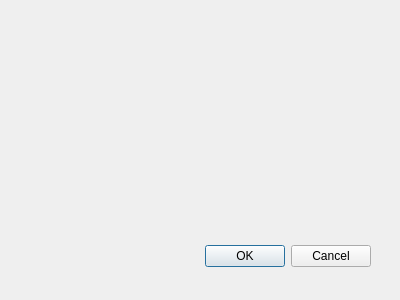
Old version of the form login.ui in the repository Shaoor-Munir/LibraryManagementSystem.
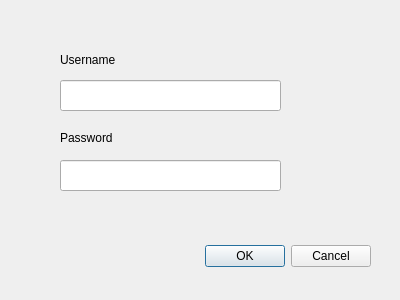
New version of the form. Icons and pictures are not drawn.

The edit to the form file:
```diff
--- a/login.ui
+++ b/login.ui
@@ -31,6 +31,58 @@
     <set>QDialogButtonBox::Cancel|QDialogButtonBox::Ok</set>
    </property>
   </widget>
+  <widget class="QLabel" name="label">
+   <property name="geometry">
+    <rect>
+     <x>60</x>
+     <y>50</y>
+     <width>111</width>
+     <height>20</height>
+    </rect>
+   </property>
+   <property name="styleSheet">
+    <string notr="true">font: 12pt &quot;MS Shell Dlg 2&quot;;</string>
+   </property>
+   <property name="text">
+    <string>Username</string>
+   </property>
+  </widget>
+  <widget class="QLabel" name="label_2">
+   <property name="geometry">
+    <rect>
+     <x>60</x>
+     <y>130</y>
+     <width>91</width>
+     <height>16</height>
+    </rect>
+   </property>
+   <property name="styleSheet">
+    <string notr="true">font: 12pt &quot;MS Shell Dlg 2&quot;;</string>
+   </property>
+   <property name="text">
+    <string>Password</string>
+   </property>
+  </widget>
+  <widget class="QLineEdit" name="username">
+   <property name="geometry">
+    <rect>
+     <x>60</x>
+     <y>80</y>
+     <width>221</width>
+     <height>31</height>
+    </rect>
+   </property>
+  </widget>
+  <widget class="QLineEdit" name="password">
+   <property name="geometry">
+    <rect>
+     <x>60</x>
+     <y>160</y>
+     <width>221</width>
+     <height>31</height>
+    </rect>
+   </property>
+  </widget>
  </widget>
  <pixmapfunction/>
  <resources/>
```
Left out of the diff: 19 changed lines with no effect on the pictures.
